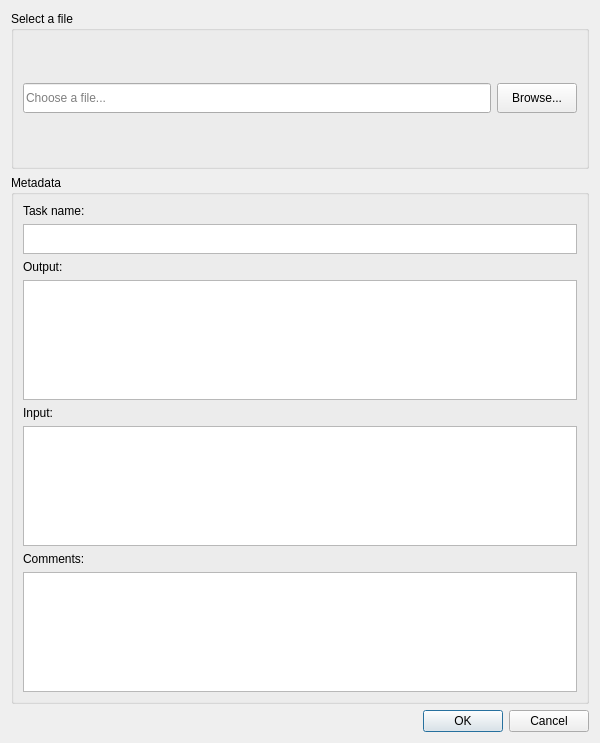
The window that LDMP/gui/DlgLoadData.ui (ConservationInternational/trends.earth) describes before a commit, drawn with Qt 5.
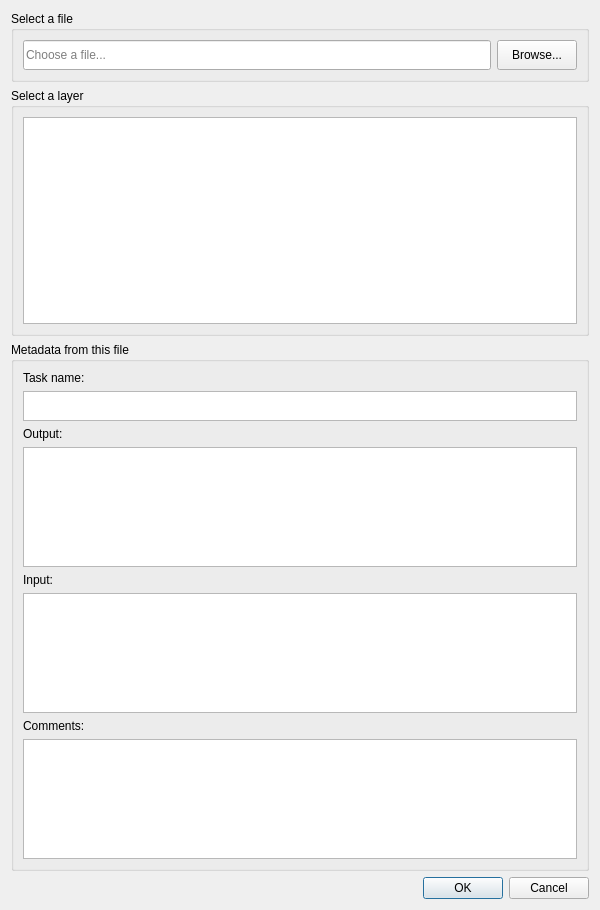
The same window after the commit.

Commit message: Setup load data window.

```diff
--- a/LDMP/gui/DlgLoadData.ui
+++ b/LDMP/gui/DlgLoadData.ui
@@ -10,17 +10,59 @@
     <x>0</x>
     <y>0</y>
     <width>600</width>
-    <height>743</height>
+    <height>910</height>
    </rect>
   </property>
   <property name="windowTitle">
    <string>Open a trends.earth file</string>
   </property>
   <layout class="QGridLayout" name="gridLayout">
-   <item row="1" column="0">
+   <item row="5" column="0">
+    <widget class="QDialogButtonBox" name="buttonBox">
+     <property name="standardButtons">
+      <set>QDialogButtonBox::Cancel|QDialogButtonBox::Ok</set>
+     </property>
+    </widget>
+   </item>
+   <item row="0" column="0">
+    <widget class="QGroupBox" name="data_file_box">
+     <property name="title">
+      <string>Select a file</string>
+     </property>
+     <layout class="QHBoxLayout" name="horizontalLayout">
+      <item>
+       <widget class="QLineEdit" name="file_lineedit">
+        <property name="minimumSize">
+         <size>
+          <width>0</width>
+          <height>30</height>
+         </size>
+        </property>
+        <property name="placeholderText">
+         <string>Choose a file...</string>
+        </property>
+       </widget>
+      </item>
+      <item>
+       <widget class="QPushButton" name="file_browse_btn">
+        <property name="minimumSize">
+         <size>
+          <width>0</width>
+          <height>30</height>
+         </size>
+        </property>
+        <property name="text">
+         <string>Browse...</string>
+        </property>
+       </widget>
+      </item>
+     </layout>
+    </widget>
+   </item>
+   <item row="2" column="0">
     <widget class="QGroupBox" name="metadata_box">
      <property name="title">
-      <string>Metadata</string>
+      <string>Metadata from this file</string>
      </property>
      <layout class="QVBoxLayout" name="verticalLayout">
       <item>
@@ -50,6 +92,9 @@
           <height>30</height>
          </size>
         </property>
+        <property name="verticalScrollBarPolicy">
+         <enum>Qt::ScrollBarAlwaysOff</enum>
+        </property>
        </widget>
       </item>
       <item>
@@ -134,48 +179,22 @@
      </layout>
     </widget>
    </item>
-   <item row="0" column="0">
-    <widget class="QGroupBox" name="data_file">
+   <item row="1" column="0">
+    <widget class="QGroupBox" name="groupBox">
      <property name="title">
-      <string>Select a file</string>
+      <string>Select a layer</string>
      </property>
-     <layout class="QHBoxLayout" name="horizontalLayout">
+     <layout class="QVBoxLayout" name="verticalLayout_2">
       <item>
-       <widget class="QLineEdit" name="file_lineedit">
-        <property name="minimumSize">
-         <size>
-          <width>0</width>
-          <height>30</height>
-         </size>
-        </property>
-        <property name="placeholderText">
-         <string>Choose a file...</string>
-        </property>
-       </widget>
-      </item>
-      <item>
-       <widget class="QPushButton" name="file_browse">
-        <property name="minimumSize">
-         <size>
-          <width>0</width>
-          <height>30</height>
-         </size>
-        </property>
-        <property name="text">
-         <string>Browse...</string>
+       <widget class="QListView" name="layers_view">
+        <property name="selectionMode">
+         <enum>QAbstractItemView::ExtendedSelection</enum>
         </property>
        </widget>
       </item>
      </layout>
     </widget>
    </item>
-   <item row="2" column="0">
-    <widget class="QDialogButtonBox" name="buttonBox">
-     <property name="standardButtons">
-      <set>QDialogButtonBox::Cancel|QDialogButtonBox::Ok</set>
-     </property>
-    </widget>
-   </item>
   </layout>
  </widget>
  <resources/>
```
The commit also changes 4 other files.
